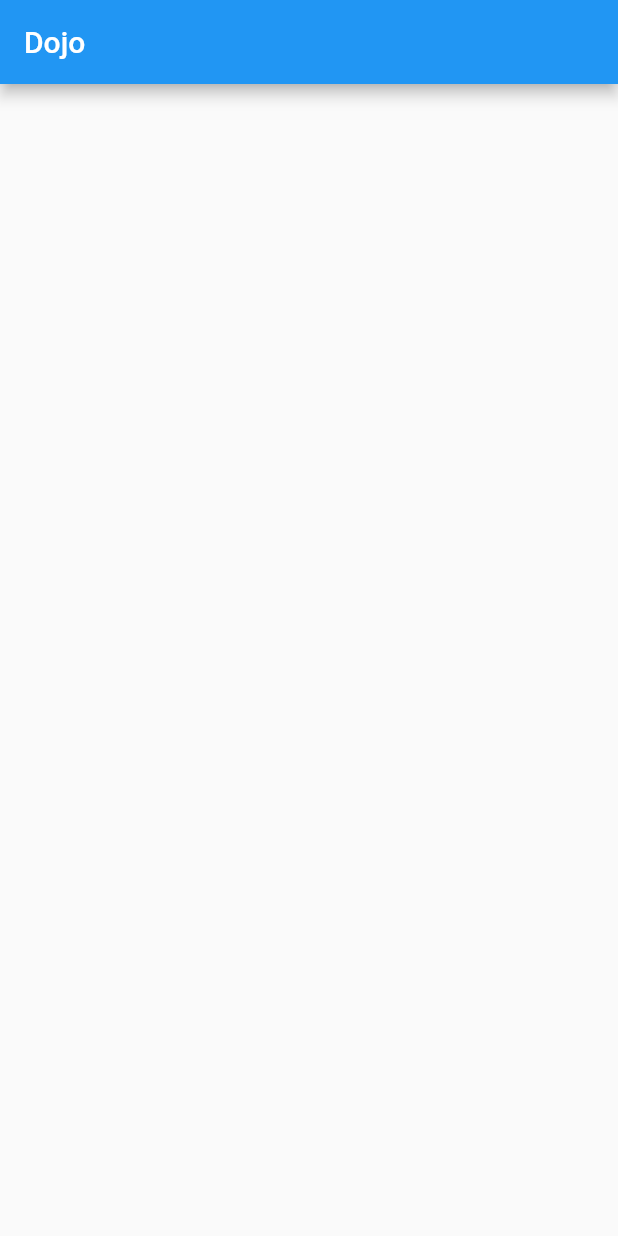
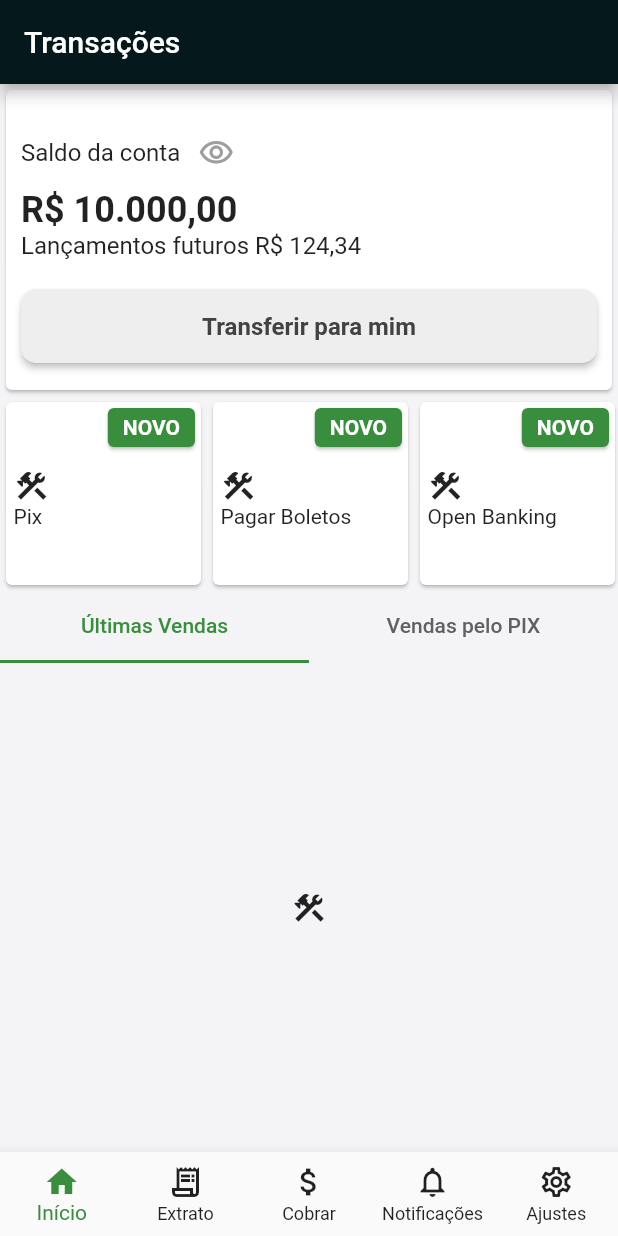
Before and after one commit to layshidani/hands-on-picpay-flutter, a Flutter app: the screen it shows after launch, on a phone screen of 412 x 824 dp. Run offline on Flutter 3.47's test engine with Material 2 defaults, Android fonts, the phone set to English and light mode, and no system bars; missing offline and left inert: dart:ffi.

Commit message:
wip: implements layout :construction:

```diff
--- a/lib/main.dart
+++ b/lib/main.dart
@@ -1,4 +1,5 @@
 import 'package:flutter/material.dart';
+import 'package:hands_on/pages/transactions_page.dart';
 
 void main() {
   runApp(const MyApp());
@@ -10,16 +11,10 @@ class MyApp extends StatelessWidget {
   @override
   Widget build(BuildContext context) => MaterialApp(
         debugShowCheckedModeBanner: false,
-        title: 'Dojo',
+        title: 'PicPay Empresas',
         theme: ThemeData(
-          primarySwatch: Colors.blue,
+          backgroundColor: const Color.fromRGBO(5, 24, 28, 1),
         ),
-        home: SafeArea(
-          child: Scaffold(
-            appBar: AppBar(
-              title: const Text('Dojo'),
-            ),
-          ),
-        ),
+        home: const TransactionsPage(),
       );
 }
--- /dev/null
+++ b/lib/pages/transactions_page.dart
@@ -0,0 +1,138 @@
+import 'dart:convert';
+
+import 'package:flutter/material.dart';
+import 'package:hands_on/widgets/row_item.dart';
+import 'package:hands_on/widgets/summary.dart';
+import 'package:hands_on/widgets/table_transactions.dart';
+import 'package:http/http.dart' as http;
+
+class TransactionsPage extends StatefulWidget {
+  const TransactionsPage({Key? key}) : super(key: key);
+
+  @override
+  State<TransactionsPage> createState() => _TransactionsPageState();
+}
+
+class _TransactionsPageState extends State<TransactionsPage> {
+  int _selectedIndex = 0;
+  void _onItemTapped(int index) {
+    setState(() {
+      _selectedIndex = index;
+    });
+  }
+  // with TickerProviderStateMixin {
+  // late TabController _tabController;
+
+  @override
+  void initState() {
+    super.initState();
+    // _tabController = TabController(length: 3, vsync: this);
+  }
+
+  @override
+  Widget build(BuildContext context) {
+
+    return SafeArea(
+      child: Scaffold(
+        backgroundColor: const Color.fromRGBO(244, 244, 246, 1),
+        appBar: AppBar(
+          title: const Text('Transações'),
+          backgroundColor: const Color.fromRGBO(5, 24, 28, 1),
+        ),
+        body: Column(
+          children: [
+            const SummaryWidget(),
+            SizedBox(
+              height: 130,
+              child: ListView(
+                scrollDirection: Axis.horizontal,
+                children: List.generate(
+                    featRowItems.length, (index) => RowItemWidget(positon: index + 1, text: featRowItems[index]['text'], icon: featRowItems[index]['icon'], isNew: featRowItems[index]['isNew'])).toList(),
+              ),
+            ),
+            TableTransactionsWidget(),
+          ],
+        ),
+         bottomNavigationBar: BottomNavigationBar(
+          items: const <BottomNavigationBarItem>[
+            BottomNavigationBarItem(
+              icon: Icon(Icons.home),
+              label: 'Início',
+            ),
+            BottomNavigationBarItem(
+              icon: Icon(Icons.receipt_long_outlined),
+              label: 'Extrato',
+            ),
+            BottomNavigationBarItem(
+              icon: Icon(Icons.attach_money_outlined),
+              label: 'Cobrar',
+            ),
+            BottomNavigationBarItem(
+              icon: Icon(Icons.notifications_none_outlined),
+              label: 'Notificações',
+            ),
+            BottomNavigationBarItem(
+              icon: Icon(Icons.settings_outlined),
+              label: 'Ajustes',
+            ),
+          ],
+          currentIndex: _selectedIndex,
+          selectedItemColor: Colors.green[700],
+          unselectedItemColor: Colors.black87,
+          showUnselectedLabels: true,
+          type: BottomNavigationBarType.fixed,
+          onTap: _onItemTapped,
+        ),
+      ),
+    );
+  }
+
+  List featRowItems = [
+    {'text': 'Pix', 'icon': Icon(Icons.construction_outlined), 'isNew': true},
+    {'text': 'Pagar Boletos', 'icon': Icon(Icons.construction_outlined), 'isNew': true},
+    {'text': 'Open Banking', 'icon': Icon(Icons.construction_outlined), 'isNew': true},
+  ];
+
+  Future<String> fetchResume() async {
+    final uri = Uri.parse('http://ms-dojo-mobile-pj.ms.qa/api/v1/home');
+    final response = await http.get(uri);
+
+    print('Response code: $response.statusCode');
+
+    return jsonDecode(response.body);
+  }
+}
+
+// class FeatRowItem {
+//   const FeatRowItem({
+//    required this.text,
+//     required this.icon,
+//     required this.isNew
+//   });
+
+//   final Icon icon;
+//   final String text;
+//   final bool isNew;
+// }
+
+// class Resume {
+//   double balance = 0;
+//   double unavaliableBalance = 0;
+//   double futureValue = 0;
+//   List<LastSales> lastSales = [];
+
+//   Resume.fromJson(Map<String, dynamic> json) {
+//     this.balance = json['balance'];
+//   }
+// }
+
+// class LastSales {
+//   double amount = 0;
+//   String consumer = '';
+//   String consumer_avatar = '';
+//   String received_by = '';
+//   String date = '';
+//   String type = '';
+
+//   // LastSales
+// }
--- /dev/null
+++ b/lib/widgets/row_item.dart
@@ -0,0 +1,63 @@
+import 'package:flutter/material.dart';
+
+class RowItemWidget extends StatelessWidget {
+  const RowItemWidget(
+      {Key? key,
+      required this.positon,
+      required this.text,
+      required this.icon,
+      required this.isNew})
+      : super(key: key);
+
+  final int positon;
+  final Icon icon;
+  final String text;
+  final bool isNew;
+
+  @override
+  Widget build(BuildContext context) {
+    return Card(
+      color: Colors.white,
+      child: SizedBox(
+        width: 130,
+        height: 130,
+        child: Column(
+          crossAxisAlignment: CrossAxisAlignment.start,
+          children: [
+            Row(
+              mainAxisAlignment: MainAxisAlignment.end,
+              children: [
+                Card(
+                  color: Colors.green[700],
+                  child: Padding(
+                    padding: const EdgeInsets.fromLTRB(10, 5, 10, 5),
+                    child: isNew
+                        ? Text(
+                            'NOVO',
+                            style: TextStyle(
+                              fontWeight: FontWeight.bold,
+                              color: Colors.white,
+                            ),
+                          )
+                        : Text(''),
+                  ),
+                ),
+              ],
+            ),
+            Padding(
+              padding: const EdgeInsets.fromLTRB(5, 10, 0, 0),
+              child: Column(
+                mainAxisAlignment: MainAxisAlignment.start,
+                crossAxisAlignment: CrossAxisAlignment.start,
+                children: [
+                  icon,
+                  Text(text),
+                ],
+              ),
+            ),
+          ],
+        ),
+      ),
+    );
+  }
+}
--- /dev/null
+++ b/lib/widgets/summary.dart
@@ -0,0 +1,115 @@
+import 'dart:ffi';
+
+import 'package:flutter/material.dart';
+import 'package:flutter/src/widgets/container.dart';
+import 'package:flutter/src/widgets/framework.dart';
+
+class SummaryWidget extends StatefulWidget {
+  const SummaryWidget({super.key});
+
+  @override
+  State<SummaryWidget> createState() => _SummaryWidgetState();
+}
+
+class _SummaryWidgetState extends State<SummaryWidget> {
+  final String _value = '10.000,00';
+  final String _futureBalance = '124,34';
+  bool visibility = true;
+
+  @override
+  Widget build(BuildContext context) {
+    return Container(
+      child: Card(
+        color: Colors.white,
+        child: Padding(
+          padding: const EdgeInsets.all(10.0),
+          child: SizedBox(
+            width: double.infinity,
+            height: 180,
+            child: Column(
+              mainAxisAlignment: MainAxisAlignment.center,
+              crossAxisAlignment: CrossAxisAlignment.start,
+              children: [
+                Row(
+                  children: [
+                    const Text(
+                      'Saldo da conta',
+                      style: TextStyle(fontSize: 16),
+                    ),
+                    Ink(
+                      decoration: const ShapeDecoration(
+                        color: Colors.white,
+                        shape: CircleBorder(),
+                      ),
+                      child: IconButton(
+                        icon: Icon(visibility
+                            ? Icons.visibility_outlined
+                            : Icons.visibility_off_outlined),
+                        color: Colors.grey,
+                        onPressed: () => changeVisibility(),
+                      ),
+                    ),
+                  ],
+                ),
+                Row(
+                  children: [
+                    Text(
+                      visibility ? 'R\$ $_value' : '---',
+                      style: TextStyle(fontSize: 24, fontWeight: FontWeight.bold),
+                    ),
+                  ],
+                ),
+                Row(
+                  children: [
+                    const Text(
+                      'Lançamentos futuros ',
+                      style: TextStyle(fontSize: 16),
+                    ),
+                    Text(
+                      visibility ? 'R\$ $_futureBalance' : '  ---',
+                      style: TextStyle(fontSize: 16),
+                    ),
+                  ],
+                ),
+                Padding(
+                  padding: const EdgeInsets.only(top: 20),
+                  child: SizedBox(
+                    width: double.infinity,
+                    child: ElevatedButton(
+                      onPressed: () => {},
+                      child: Padding(
+                        padding: const EdgeInsets.fromLTRB(5, 15, 5, 15),
+                        child: Text(
+                          'Transferir para mim',
+                          style: TextStyle(
+                            fontSize: 16,
+                            fontWeight: FontWeight.bold,
+                            color: Colors.grey[800],
+                          ),
+                        ),
+                      ),
+                      style: ButtonStyle(
+                        backgroundColor: MaterialStateProperty.all(Colors.grey[200]),
+                        shape: MaterialStateProperty.all<RoundedRectangleBorder>(
+                          RoundedRectangleBorder(
+                            borderRadius: BorderRadius.circular(10.0),
+                          ),
+                        ),
+                      ),
+                    ),
+                  ),
+                )
+              ],
+            ),
+          ),
+        ),
+      ),
+    );
+  }
+
+  changeVisibility() {
+    setState(() {
+      visibility = !visibility;
+    });
+  }
+}
--- /dev/null
+++ b/lib/widgets/table_transactions.dart
@@ -0,0 +1,39 @@
+import 'package:flutter/cupertino.dart';
+import 'package:flutter/material.dart';
+import 'package:hands_on/widgets/transactions_list_item.dart';
+
+class TableTransactionsWidget extends StatelessWidget {
+  const TableTransactionsWidget({super.key});
+
+  @override
+  Widget build(BuildContext context) {
+    return Expanded(
+      child: DefaultTabController(
+        length: 2,
+        child: Column(
+          children: [
+            TabBar(
+              labelColor: Colors.green[700],
+              indicatorColor: Colors.green[700],
+              unselectedLabelColor: Colors.grey[700],
+              tabs: [
+                Tab(text: 'Últimas Vendas'),
+                Tab(text: 'Vendas pelo PIX'),
+              ],
+            ),
+            Expanded(
+              child: const TabBarView(
+                children: [
+                  Icon(Icons.construction_outlined),
+                  Icon(Icons.construction_outlined),
+                ],
+              ),
+            ),
+          ],
+        ),
+      ),
+    );
+  }
+}
+
+// listbuilder
--- a/pubspec.yaml
+++ b/pubspec.yaml
@@ -10,6 +10,7 @@ dependencies:
   flutter:
     sdk: flutter
   cupertino_icons: ^1.0.2
+  http: ^0.13.4
 
 dev_dependencies:
   flutter_test:
```
Also changed, not shown: lib/models/last_sales_model.dart (added, +36 -0 lines), lib/models/resume_model.dart (added, +36 -0 lines), lib/widgets/transactions-tab.dart (added, +26 -0 lines), lib/widgets/transactions_list_item.dart (added, +26 -0 lines), pubspec.lock.
